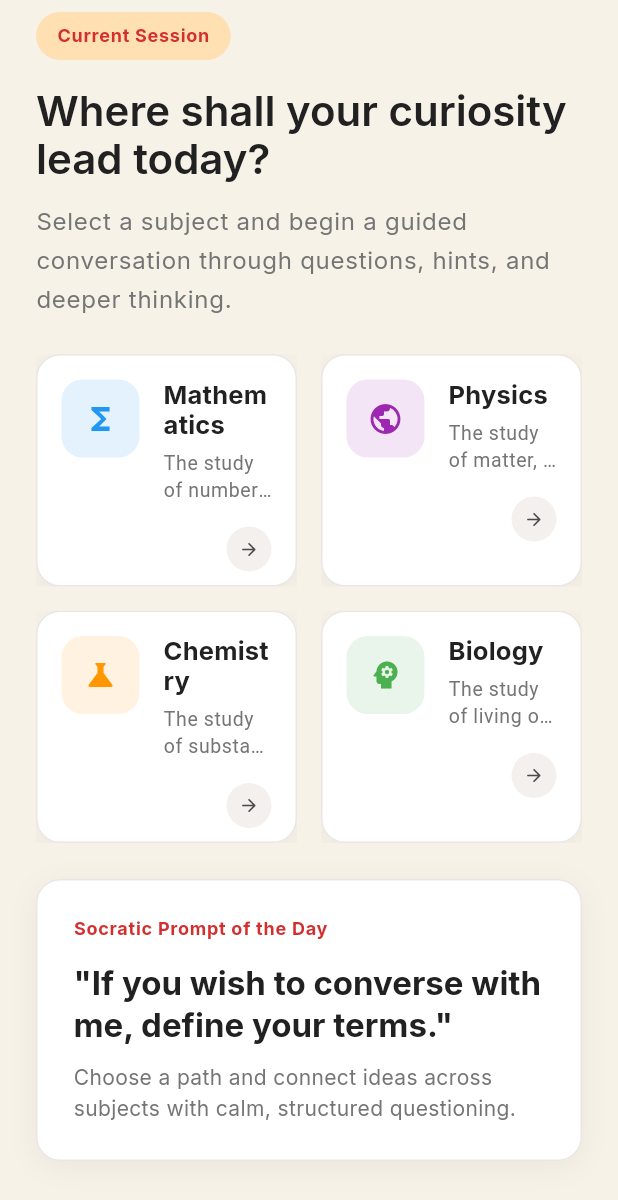
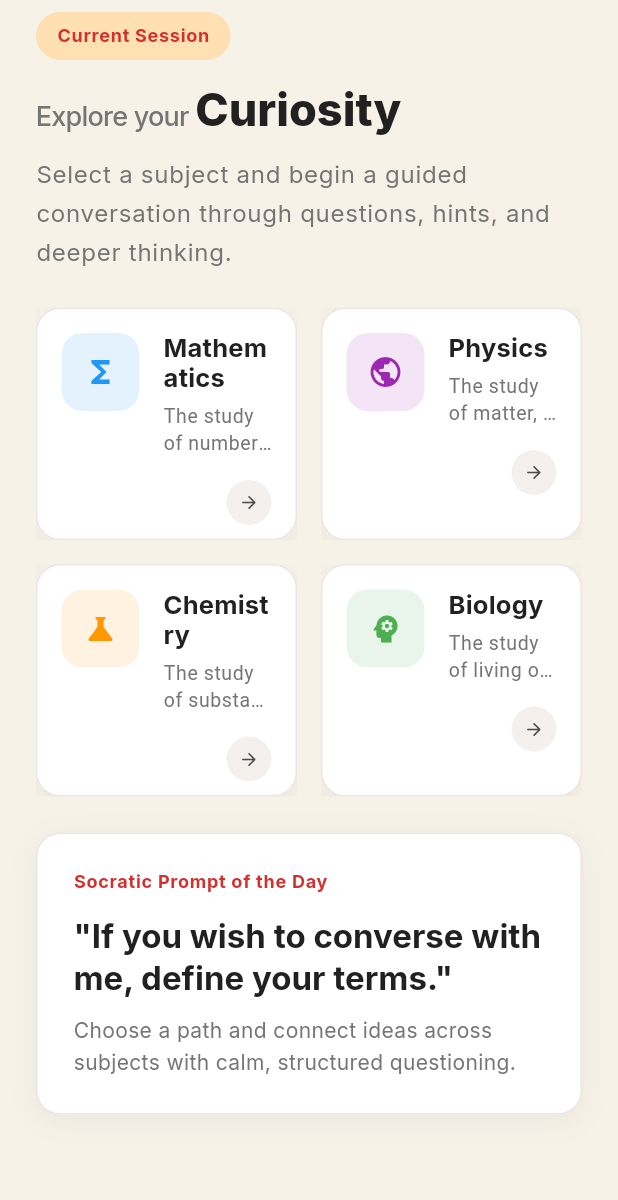
Before and after one commit to salluexez/Socratic_AI, a Flutter app: the LearnScreen widget shown alone on an empty page, opened directly, on a phone screen of 412 x 824 dp. Shown: the top 1200 px of the screen. Run offline on Flutter 3.47's test engine with Material 3 defaults, Android fonts, the phone set to English and light mode, and no system bars; our stand-ins replace flutter_tts, google_fonts, shared_preferences, speech_to_text; accounts and stored records are empty.

Commit message:
All Code Almost fix..

```diff
--- a/apps/mobile/lib/screens/learn_screen.dart
+++ b/apps/mobile/lib/screens/learn_screen.dart
@@ -46,13 +46,26 @@ class _LearnScreenState extends State<LearnScreen> {
               ),
             ),
             const SizedBox(height: 18),
-            Text(
-              'Where shall your curiosity lead today?',
-              style: Theme.of(context).textTheme.displayMedium?.copyWith(
-                    color: palette.text,
-                    fontSize: 28,
-                    fontWeight: FontWeight.w600,
+            Text.rich(
+              TextSpan(
+                children: [
+                  TextSpan(
+                    text: 'Explore your ',
+                    style: GoogleFonts.inter(
+                      fontWeight: FontWeight.w500,
+                      fontSize: 18,
+                      color: palette.textMuted,
+                      letterSpacing: -0.5,
+                    ),
                   ),
+                  TextSpan(
+                    text: 'Curiosity',
+                    style: Theme.of(context).textTheme.displayMedium?.copyWith(
+                          height: 1.0,
+                        ),
+                  ),
+                ],
+              ),
             ),
             const SizedBox(height: 12),
             Text(
--- a/apps/mobile/lib/screens/shared_screen.dart
+++ b/apps/mobile/lib/screens/shared_screen.dart
@@ -171,12 +171,12 @@ class _SharedScreenState extends State<SharedScreen> with SingleTickerProviderSt
             color: context.palette.surfaceCard,
             borderRadius: BorderRadius.circular(16),
             border: Border.all(
-              color: isDark ? context.palette.outline : context.palette.outline.withOpacity(0.5),
+              color: context.isDark ? context.palette.outline : context.palette.outline.withOpacity(0.5),
               width: 1,
             ),
             boxShadow: [
               BoxShadow(
-                color: isDark
+                color: context.isDark
                     ? Colors.black.withOpacity(0.3)
                     : context.palette.text.withOpacity(0.06),
                 blurRadius: 16,
--- a/apps/mobile/lib/screens/splash_screen.dart
+++ b/apps/mobile/lib/screens/splash_screen.dart
@@ -57,7 +57,7 @@ class _SplashScreenState extends State<SplashScreen> with SingleTickerProviderSt
     final palette = context.palette;
 
     return Scaffold(
-      backgroundColor: palette.heroBackground, // Using a deep color for splash
+      backgroundColor: palette.heroBackground,
       body: Center(
         child: Column(
           mainAxisAlignment: MainAxisAlignment.center,
--- a/apps/mobile/lib/theme/app_theme.dart
+++ b/apps/mobile/lib/theme/app_theme.dart
@@ -336,6 +336,7 @@ class AppPalette extends ThemeExtension<AppPalette> {
 
 extension AppPaletteX on BuildContext {
   AppPalette get palette => Theme.of(this).extension<AppPalette>()!;
+  bool get isDark => Theme.of(this).brightness == Brightness.dark;
 }
 
 class AppColors {
```
Also changed, not shown: apps/mobile/lib/screens/all_sessions_screen.dart (+23 -1 lines), apps/mobile/lib/screens/progress_screen.dart (+23 -2 lines), apps/mobile/pubspec.yaml (+7 -0 lines), apps/mobile/pubspec.lock, 32 other files.
